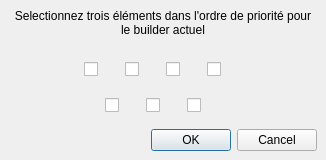
Old version of the form ui/c_element_popup_widget.ui in the repository UgVo/Wakfu-Builder.
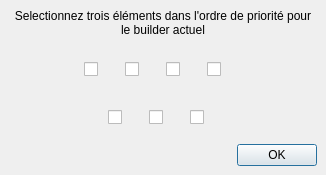
New version of the form.

Commit message: final part of main element selection

The edit to the form file:
```diff
--- a/ui/c_element_popup_widget.ui
+++ b/ui/c_element_popup_widget.ui
@@ -7,9 +7,21 @@
     <x>0</x>
     <y>0</y>
     <width>326</width>
-    <height>160</height>
+    <height>175</height>
    </rect>
   </property>
+  <property name="minimumSize">
+   <size>
+    <width>326</width>
+    <height>175</height>
+   </size>
+  </property>
+  <property name="maximumSize">
+   <size>
+    <width>326</width>
+    <height>175</height>
+   </size>
+  </property>
   <property name="windowTitle">
    <string>Form</string>
   </property>
@@ -129,6 +141,9 @@
       <item>
        <widget class="QWidget" name="widget" native="true">
         <layout class="QHBoxLayout" name="horizontalLayout_2">
+         <property name="spacing">
+          <number>0</number>
+         </property>
          <property name="leftMargin">
           <number>0</number>
          </property>
@@ -155,6 +170,21 @@
           </spacer>
          </item>
          <item>
+          <widget class="QWidget" name="widget_chosen" native="true">
+           <layout class="QHBoxLayout" name="horizontalLayout_4">
+            <property name="leftMargin">
+             <number>6</number>
+            </property>
+            <property name="topMargin">
+             <number>3</number>
+            </property>
+            <property name="rightMargin">
+             <number>0</number>
+            </property>
+            <property name="bottomMargin">
+             <number>3</number>
+            </property>
+            <item>
           <widget class="QCheckBox" name="first_elem">
            <property name="minimumSize">
             <size>
@@ -193,6 +223,9 @@
            </property>
           </widget>
          </item>
+           </layout>
+          </widget>
+         </item>
          <item>
           <spacer name="horizontalSpacer_4">
            <property name="orientation">
@@ -215,7 +248,7 @@
          <enum>Qt::Horizontal</enum>
         </property>
         <property name="standardButtons">
-         <set>QDialogButtonBox::Cancel|QDialogButtonBox::Ok</set>
+         <set>QDialogButtonBox::Ok</set>
         </property>
        </widget>
       </item>
```
Lines whose indentation alone changed are shown as unchanged. The commit also changes 8 other files.
